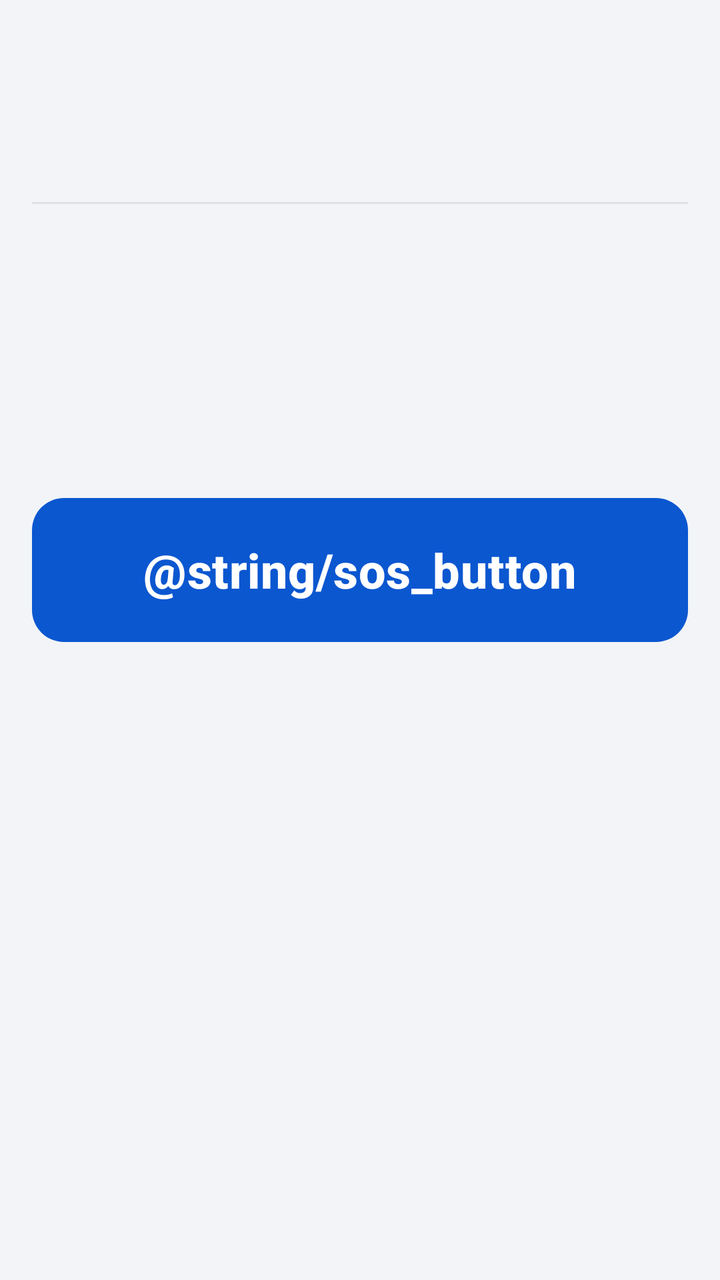
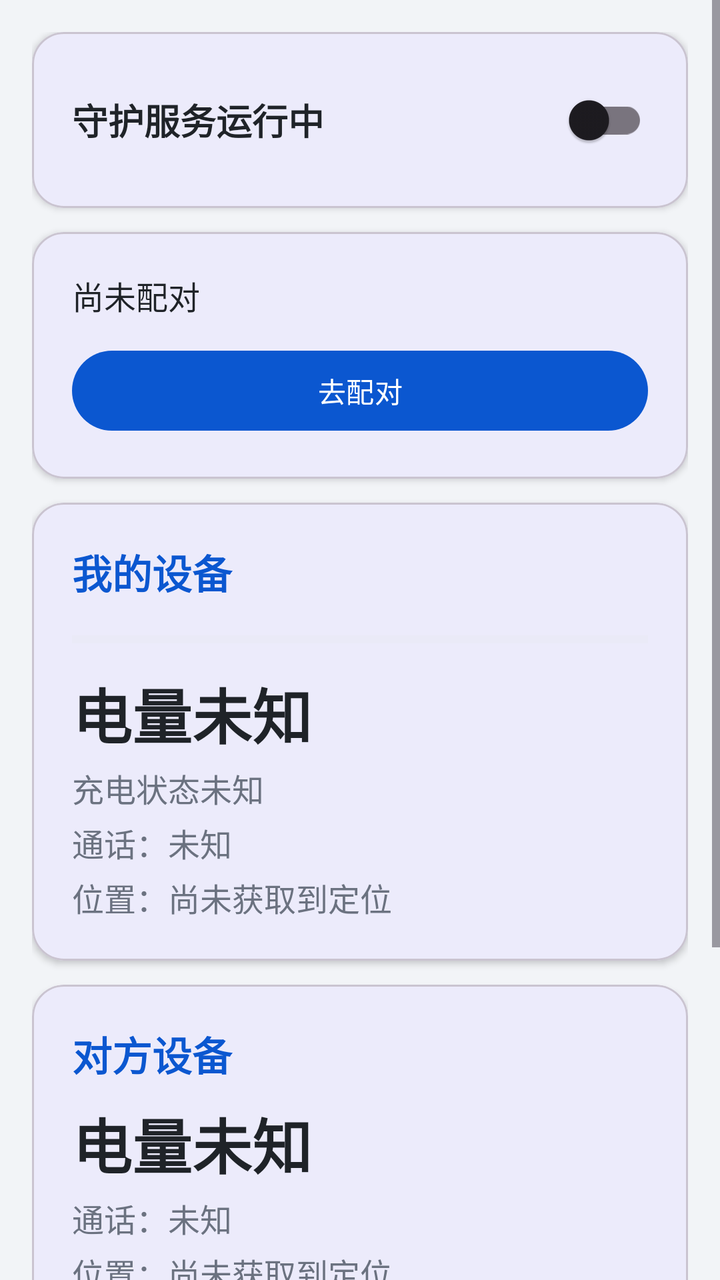

Compare the two renders of this Android layout. The source of the first and the diff that turns it into the second are given below.
<!-- AndroidManifest.xml: application theme Theme.SafetyGuard -->
<!-- res/layout/fragment_home.xml -->
<?xml version="1.0" encoding="utf-8"?>
<ScrollView xmlns:android="http://schemas.android.com/apk/res/android"
    android:layout_width="match_parent"
    android:layout_height="match_parent">

    <LinearLayout
        android:layout_width="match_parent"
        android:layout_height="wrap_content"
        android:orientation="vertical"
        android:padding="16dp">

        <TextView
            android:id="@+id/tv_conn"
            android:layout_width="match_parent"
            android:layout_height="wrap_content"
            android:textSize="14sp" />

        <TextView
            android:id="@+id/tv_my_name"
            android:layout_width="match_parent"
            android:layout_height="wrap_content"
            android:layout_marginTop="8dp"
            android:textSize="18sp"
            android:textStyle="bold" />

        <TextView
            android:id="@+id/tv_my_battery"
            android:layout_width="match_parent"
            android:layout_height="wrap_content"
            android:textSize="16sp" />

        <View
            android:layout_width="match_parent"
            android:layout_height="1dp"
            android:layout_marginTop="12dp"
            android:layout_marginBottom="4dp"
            android:background="#E0E0E0" />

        <TextView
            android:id="@+id/tv_remote_name"
            android:layout_width="match_parent"
            android:layout_height="wrap_content"
            android:textSize="18sp"
            android:textStyle="bold" />

        <TextView
            android:id="@+id/tv_remote_battery"
            android:layout_width="match_parent"
            android:layout_height="wrap_content"
            android:layout_marginTop="4dp"
            android:textSize="16sp" />

        <TextView
            android:id="@+id/tv_remote_call"
            android:layout_width="match_parent"
            android:layout_height="wrap_content"
            android:layout_marginTop="4dp"
            android:textSize="16sp" />

        <TextView
            android:id="@+id/tv_remote_loc"
            android:layout_width="match_parent"
            android:layout_height="wrap_content"
            android:layout_marginTop="4dp"
            android:textSize="16sp" />

        <TextView
            android:id="@+id/tv_distance"
            android:layout_width="match_parent"
            android:layout_height="wrap_content"
            android:layout_marginTop="4dp"
            android:textSize="16sp" />

        <Button
            android:id="@+id/btn_sos"
            android:layout_width="match_parent"
            android:layout_height="72dp"
            android:layout_marginTop="16dp"
            android:background="@drawable/bg_sos"
            android:text="@string/sos_button"
            android:textColor="#FFFFFF"
            android:textSize="24sp"
            android:textStyle="bold" />

        <TextView
            android:id="@+id/tv_sos_hint"
            android:layout_width="match_parent"
            android:layout_height="wrap_content"
            android:layout_marginTop="8dp"
            android:textColor="#FF1744"
            android:textSize="14sp"
            android:visibility="gone" />
    </LinearLayout>
</ScrollView>
<!-- resources referenced by this layout -->
<resources>
  <!-- drawable bg_sos (drawable) -->
  <?xml version="1.0" encoding="utf-8"?>
  <shape xmlns:android="http://schemas.android.com/apk/res/android">
      <gradient android:startColor="#FF1744" android:endColor="#D50000" android:angle="0" />
      <corners android:radius="16dp" />
  </shape>
  <style name="Theme.SafetyGuard" parent="Theme.Material3.Light.NoActionBar">
          <item name="colorPrimary">@color/primary</item>
          <item name="colorOnPrimary">@android:color/white</item>
          <item name="colorSecondary">@color/green</item>
          <item name="colorOnSecondary">@android:color/white</item>
          <item name="android:statusBarColor">@color/primary</item>
          <item name="android:windowLightStatusBar">false</item>
          <item name="android:windowBackground">@color/bg</item>
      </style>
  <color name="primary">#0B57D0</color>
  <color name="green">#0D9E6B</color>
  <color name="bg">#F2F4F7</color>
</resources>

<!-- the commit's change to res/layout/fragment_home.xml (unified diff, before → after) -->
@@ -1,7 +1,10 @@
 <?xml version="1.0" encoding="utf-8"?>
 <ScrollView xmlns:android="http://schemas.android.com/apk/res/android"
+    xmlns:app="http://schemas.android.com/apk/res-auto"
     android:layout_width="match_parent"
-    android:layout_height="match_parent">
+    android:layout_height="match_parent"
+    android:background="@color/bg"
+    android:fillViewport="true">
 
     <LinearLayout
         android:layout_width="match_parent"
@@ -9,86 +12,261 @@
         android:orientation="vertical"
         android:padding="16dp">
 
-        <TextView
-            android:id="@+id/tv_conn"
-            android:layout_width="match_parent"
-            android:layout_height="wrap_content"
-            android:textSize="14sp" />
-
-        <TextView
-            android:id="@+id/tv_my_name"
-            android:layout_width="match_parent"
-            android:layout_height="wrap_content"
-            android:layout_marginTop="8dp"
-            android:textSize="18sp"
-            android:textStyle="bold" />
-
-        <TextView
-            android:id="@+id/tv_my_battery"
-            android:layout_width="match_parent"
-            android:layout_height="wrap_content"
-            android:textSize="16sp" />
-
-        <View
-            android:layout_width="match_parent"
-            android:layout_height="1dp"
-            android:layout_marginTop="12dp"
-            android:layout_marginBottom="4dp"
-            android:background="#E0E0E0" />
-
-        <TextView
-            android:id="@+id/tv_remote_name"
-            android:layout_width="match_parent"
-            android:layout_height="wrap_content"
-            android:textSize="18sp"
-            android:textStyle="bold" />
-
-        <TextView
-            android:id="@+id/tv_remote_battery"
-            android:layout_width="match_parent"
-            android:layout_height="wrap_content"
+        
+        <com.google.android.material.card.MaterialCardView
+            android:layout_width="match_parent"
+            android:layout_height="wrap_content"
+            android:layout_marginBottom="12dp"
+            app:cardCornerRadius="16dp"
+            app:cardElevation="2dp">
+            <LinearLayout
+                android:layout_width="match_parent"
+                android:layout_height="wrap_content"
+                android:orientation="vertical"
+                android:padding="20dp">
+                <LinearLayout
+                    android:layout_width="match_parent"
+                    android:layout_height="wrap_content"
+                    android:gravity="center_vertical"
+                    android:orientation="horizontal">
+                    <TextView
+                        android:id="@+id/textServiceState"
+                        android:layout_width="0dp"
+                        android:layout_height="wrap_content"
+                        android:layout_weight="1"
+                        android:text="@string/service_state"
+                        android:textColor="@color/text_primary"
+                        android:textSize="18sp"
+                        android:textStyle="bold" />
+                    <androidx.appcompat.widget.SwitchCompat
+                        android:id="@+id/switchService"
+                        android:layout_width="wrap_content"
+                        android:layout_height="wrap_content" />
+                </LinearLayout>
+            </LinearLayout>
+        </com.google.android.material.card.MaterialCardView>
+
+        
+        <com.google.android.material.card.MaterialCardView
+            android:layout_width="match_parent"
+            android:layout_height="wrap_content"
+            android:layout_marginBottom="12dp"
+            app:cardCornerRadius="16dp"
+            app:cardElevation="2dp">
+            <LinearLayout
+                android:layout_width="match_parent"
+                android:layout_height="wrap_content"
+                android:orientation="vertical"
+                android:padding="20dp">
+                <TextView
+                    android:id="@+id/textPairState"
+                    android:layout_width="match_parent"
+                    android:layout_height="wrap_content"
+                    android:text="@string/pair_state_none"
+                    android:textColor="@color/text_primary"
+                    android:textSize="16sp" />
+                <LinearLayout
+                    android:layout_width="match_parent"
+                    android:layout_height="wrap_content"
+                    android:layout_marginTop="12dp"
+                    android:orientation="horizontal">
+                    <com.google.android.material.button.MaterialButton
+                        android:id="@+id/btnPair"
+                        android:layout_width="0dp"
+                        android:layout_height="wrap_content"
+                        android:layout_weight="1"
+                        android:text="@string/btn_pair_go" />
+                    <com.google.android.material.button.MaterialButton
+                        android:id="@+id/btnUnpair"
+                        style="@style/Widget.Material3.Button.TextButton"
+                        android:layout_width="wrap_content"
+                        android:layout_height="wrap_content"
+                        android:text="@string/btn_unpair"
+                        android:textColor="@color/red"
+                        android:visibility="gone" />
+                </LinearLayout>
+            </LinearLayout>
+        </com.google.android.material.card.MaterialCardView>
+
+        
+        <com.google.android.material.card.MaterialCardView
+            android:layout_width="match_parent"
+            android:layout_height="wrap_content"
+            android:layout_marginBottom="12dp"
+            app:cardCornerRadius="16dp"
+            app:cardElevation="2dp">
+            <LinearLayout
+                android:layout_width="match_parent"
+                android:layout_height="wrap_content"
+                android:orientation="vertical"
+                android:padding="20dp">
+                <TextView
+                    android:layout_width="match_parent"
+                    android:layout_height="wrap_content"
+                    android:text="@string/card_mine"
+                    android:textColor="@color/primary"
+                    android:textSize="20sp"
+                    android:textStyle="bold" />
+                <ProgressBar
+                    android:id="@+id/progressBattery"
+                    style="?android:attr/progressBarStyleHorizontal"
+                    android:layout_width="match_parent"
+                    android:layout_height="14dp"
+                    android:layout_marginTop="12dp"
+                    android:max="100"
+                    android:progressTint="@color/green"
+                    android:progressBackgroundTint="#E5E7EB" />
+                <TextView
+                    android:id="@+id/textBattery"
+                    android:layout_width="match_parent"
+                    android:layout_height="wrap_content"
+                    android:layout_marginTop="8dp"
+                    android:text="@string/battery_unknown"
+                    android:textColor="@color/text_primary"
+                    android:textSize="30sp"
+                    android:textStyle="bold" />
+                <TextView
+                    android:id="@+id/textMyCharge"
+                    android:layout_width="match_parent"
+                    android:layout_height="wrap_content"
+                    android:layout_marginTop="4dp"
+                    android:text="@string/charging_unknown"
+                    android:textColor="@color/text_secondary"
+                    android:textSize="16sp" />
+                <TextView
+                    android:id="@+id/textMyCall"
+                    android:layout_width="match_parent"
+                    android:layout_height="wrap_content"
+                    android:layout_marginTop="4dp"
+                    android:text="@string/call_unknown"
+                    android:textColor="@color/text_secondary"
+                    android:textSize="16sp" />
+                <TextView
+                    android:id="@+id/textMyLocation"
+                    android:layout_width="match_parent"
+                    android:layout_height="wrap_content"
+                    android:layout_marginTop="4dp"
+                    android:text="@string/loc_none"
+                    android:textColor="@color/text_secondary"
+                    android:textSize="16sp" />
+            </LinearLayout>
+        </com.google.android.material.card.MaterialCardView>
+
+        
+        <com.google.android.material.card.MaterialCardView
+            android:layout_width="match_parent"
+            android:layout_height="wrap_content"
+            android:layout_marginBottom="12dp"
+            app:cardCornerRadius="16dp"
+            app:cardElevation="2dp">
+            <LinearLayout
+                android:layout_width="match_parent"
+                android:layout_height="wrap_content"
+                android:orientation="vertical"
+                android:padding="20dp">
+                <TextView
+                    android:id="@+id/textRemoteName"
+                    android:layout_width="match_parent"
+                    android:layout_height="wrap_content"
+                    android:text="@string/card_remote"
+                    android:textColor="@color/primary"
+                    android:textSize="20sp"
+                    android:textStyle="bold" />
+                <TextView
+                    android:id="@+id/textRemoteBattery"
+                    android:layout_width="match_parent"
+                    android:layout_height="wrap_content"
+                    android:layout_marginTop="8dp"
+                    android:text="@string/battery_unknown"
+                    android:textColor="@color/text_primary"
+                    android:textSize="30sp"
+                    android:textStyle="bold" />
+                <TextView
+                    android:id="@+id/textRemoteCall"
+                    android:layout_width="match_parent"
+                    android:layout_height="wrap_content"
+                    android:layout_marginTop="4dp"
+                    android:text="@string/call_unknown"
+                    android:textColor="@color/text_secondary"
+                    android:textSize="16sp" />
+                <TextView
+                    android:id="@+id/textRemoteLocation"
+                    android:layout_width="match_parent"
+                    android:layout_height="wrap_content"
+                    android:layout_marginTop="4dp"
+                    android:text="@string/loc_none"
+                    android:textColor="@color/text_secondary"
+                    android:textSize="16sp" />
+                <TextView
+                    android:id="@+id/textRemoteDistance"
+                    android:layout_width="match_parent"
+                    android:layout_height="wrap_content"
+                    android:layout_marginTop="4dp"
+                    android:text="@string/remote_unknown"
+                    android:textColor="@color/green_dark"
+                    android:textSize="16sp"
+                    android:textStyle="bold"
+                    android:visibility="gone" />
+                <TextView
+                    android:id="@+id/textRemoteOffline"
+                    android:layout_width="match_parent"
+                    android:layout_height="wrap_content"
+                    android:layout_marginTop="4dp"
+                    android:text="@string/remote_unknown"
+                    android:textColor="@color/text_secondary"
+                    android:textSize="14sp" />
+                <TextView
+                    android:id="@+id/badgeScam"
+                    android:layout_width="match_parent"
+                    android:layout_height="wrap_content"
+                    android:layout_marginTop="8dp"
+                    android:background="@drawable/bg_badge_amber"
+                    android:padding="10dp"
+                    android:textColor="@color/text_primary"
+                    android:textSize="14sp"
+                    android:visibility="gone" />
+            </LinearLayout>
+        </com.google.android.material.card.MaterialCardView>
+
+        
+        <com.google.android.material.button.MaterialButton
+            android:id="@+id/btnSos"
+            android:layout_width="match_parent"
+            android:layout_height="76dp"
             android:layout_marginTop="4dp"
-            android:textSize="16sp" />
-
-        <TextView
-            android:id="@+id/tv_remote_call"
-            android:layout_width="match_parent"
-            android:layout_height="wrap_content"
-            android:layout_marginTop="4dp"
-            android:textSize="16sp" />
-
-        <TextView
-            android:id="@+id/tv_remote_loc"
-            android:layout_width="match_parent"
-            android:layout_height="wrap_content"
-            android:layout_marginTop="4dp"
-            android:textSize="16sp" />
-
-        <TextView
-            android:id="@+id/tv_distance"
-            android:layout_width="match_parent"
-            android:layout_height="wrap_content"
-            android:layout_marginTop="4dp"
-            android:textSize="16sp" />
-
-        <Button
-            android:id="@+id/btn_sos"
-            android:layout_width="match_parent"
-            android:layout_height="72dp"
-            android:layout_marginTop="16dp"
-            android:background="@drawable/bg_sos"
-            android:text="@string/sos_button"
-            android:textColor="#FFFFFF"
+            android:layout_marginBottom="16dp"
+            android:text="@string/btn_sos"
+            android:textColor="@android:color/white"
             android:textSize="24sp"
-            android:textStyle="bold" />
-
-        <TextView
-            android:id="@+id/tv_sos_hint"
-            android:layout_width="match_parent"
-            android:layout_height="wrap_content"
-            android:layout_marginTop="8dp"
-            android:textColor="#FF1744"
-            android:textSize="14sp"
-            android:visibility="gone" />
+            android:textStyle="bold"
+            app:backgroundTint="@color/red"
+            app:cornerRadius="20dp" />
+
+        
+        <LinearLayout
+            android:layout_width="match_parent"
+            android:layout_height="wrap_content"
+            android:orientation="horizontal">
+            <com.google.android.material.button.MaterialButton
+                android:id="@+id/btnMap"
+                android:layout_width="0dp"
+                android:layout_height="wrap_content"
+                android:layout_marginEnd="6dp"
+                android:layout_weight="1"
+                android:text="@string/btn_map" />
+            <com.google.android.material.button.MaterialButton
+                android:id="@+id/btnEvents"
+                android:layout_width="0dp"
+                android:layout_height="wrap_content"
+                android:layout_marginEnd="6dp"
+                android:layout_weight="1"
+                android:text="@string/btn_events" />
+            <com.google.android.material.button.MaterialButton
+                android:id="@+id/btnAntiFraud"
+                android:layout_width="0dp"
+                android:layout_height="wrap_content"
+                android:layout_weight="1"
+                android:text="@string/btn_antifraud" />
+        </LinearLayout>
     </LinearLayout>
 </ScrollView>
<!-- resource entries referenced after the edit -->
@@ -1,11 +1,5 @@
 <!-- resources referenced by this layout -->
 <resources>
-  <!-- drawable bg_sos (drawable) -->
-  <?xml version="1.0" encoding="utf-8"?>
-  <shape xmlns:android="http://schemas.android.com/apk/res/android">
-      <gradient android:startColor="#FF1744" android:endColor="#D50000" android:angle="0" />
-      <corners android:radius="16dp" />
-  </shape>
   <style name="Theme.SafetyGuard" parent="Theme.Material3.Light.NoActionBar">
           <item name="colorPrimary">@color/primary</item>
           <item name="colorOnPrimary">@android:color/white</item>
@@ -16,7 +10,34 @@
           <item name="android:windowBackground">@color/bg</item>
       </style>
   <color name="primary">#0B57D0</color>
+  <color name="red">#D93025</color>
+  <color name="text_primary">#1F2328</color>
+  <color name="text_secondary">#6B7280</color>
+  <!-- drawable bg_badge_amber (drawable) -->
+  <?xml version="1.0" encoding="utf-8"?>
+  <shape xmlns:android="http://schemas.android.com/apk/res/android">
+      <solid android:color="#FFF6E5" />
+      <corners android:radius="8dp" />
+      <stroke android:width="1dp" android:color="#FFB74D" />
+      <padding android:left="8dp" android:top="4dp" android:right="8dp" android:bottom="4dp" />
+  </shape>
+  <string name="battery_unknown">电量未知</string>
+  <string name="btn_antifraud">防骗课堂</string>
+  <string name="btn_events">事件记录</string>
+  <string name="btn_map">查看地图</string>
+  <string name="btn_pair_go">去配对</string>
+  <string name="btn_sos">SOS 紧急求助</string>
+  <string name="btn_unpair">解除配对</string>
+  <string name="call_unknown">通话：未知</string>
+  <string name="card_mine">我的设备</string>
+  <string name="card_remote">对方设备</string>
+  <string name="charging_unknown">充电状态未知</string>
+  <string name="loc_none">位置：尚未获取到定位</string>
+  <string name="pair_state_none">尚未配对</string>
+  <string name="remote_unknown">对方设备在线状态获取中…</string>
+  <string name="service_state">守护服务运行中</string>
   <color name="green">#0D9E6B</color>
+  <color name="green_dark">#087A52</color>
   <color name="bg">#F2F4F7</color>
 </resources>
 
